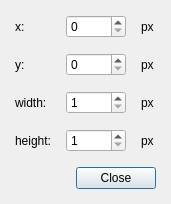
Before: the Qt Designer form Dialogs/dialogrect.ui in RPG-Paper-Maker/RPG-Paper-Maker, drawn with Qt 5.
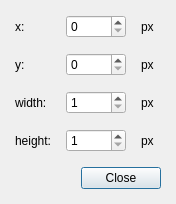
After: the same form once the commit is applied.

Patch:
```diff
--- a/Dialogs/dialogrect.ui
+++ b/Dialogs/dialogrect.ui
@@ -6,7 +6,7 @@
    <rect>
     <x>0</x>
     <y>0</y>
-    <width>171</width>
+    <width>176</width>
     <height>198</height>
    </rect>
   </property>
```
Left out of the diff: 2 changed lines with no effect on the pictures.
